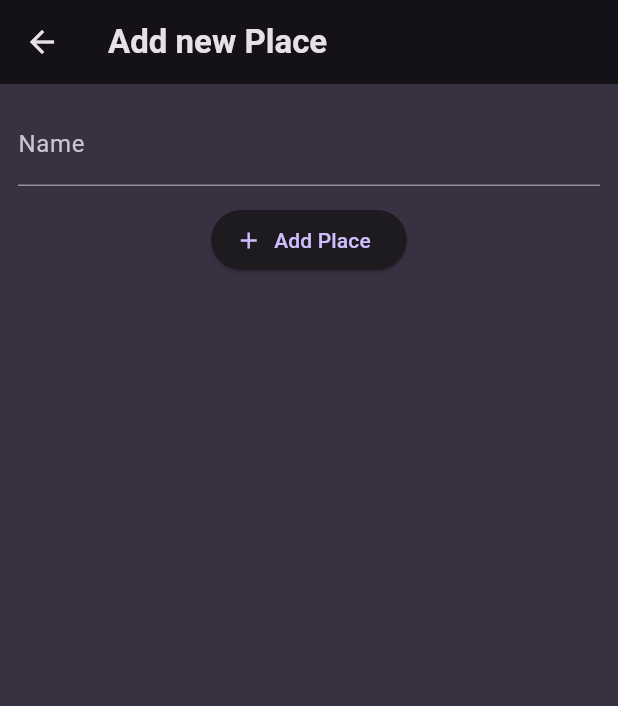
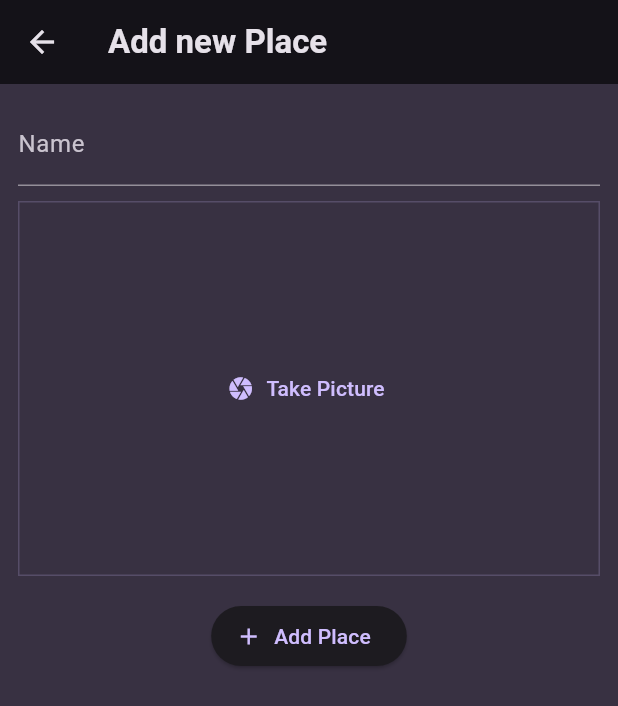
Before and after one commit to suryabanshi-janak/flutter_app, a Flutter app: the AddPlaceScreen screen opened directly, on a phone screen of 412 x 824 dp. Shown: the top 706 px of the screen. Run offline on Flutter 3.47's test engine with Material 3 defaults, Android fonts, the phone set to English and light mode, and no system bars; our stand-ins replace flutter_riverpod, google_fonts, image_picker, transparent_image.

Commit message:
favorite_places_app: image input

```diff
--- a/favorite_places_app/lib/screens/add_place.dart
+++ b/favorite_places_app/lib/screens/add_place.dart
@@ -1,3 +1,4 @@
+import 'package:favorite_places_app/widgets/image_input.dart';
 import 'package:flutter/material.dart';
 
 class AddPlaceScreen extends StatefulWidget {
@@ -37,7 +38,9 @@ class _AddPlaceScreen extends State<AddPlaceScreen> {
                 color: Theme.of(context).colorScheme.onBackground,
               ),
             ),
-            const SizedBox(height: 12),
+            const SizedBox(height: 10),
+            ImageInput(),
+            const SizedBox(height: 16),
             ElevatedButton.icon(
               onPressed: () {},
               icon: const Icon(Icons.add),
--- /dev/null
+++ b/favorite_places_app/lib/widgets/image_input.dart
@@ -0,0 +1,66 @@
+import 'dart:io';
+
+import 'package:flutter/material.dart';
+import 'package:image_picker/image_picker.dart';
+
+class ImageInput extends StatefulWidget {
+  const ImageInput({super.key});
+
+  @override
+  State<StatefulWidget> createState() {
+    return _ImageInput();
+  }
+}
+
+class _ImageInput extends State<ImageInput> {
+  File? _selectedImage;
+
+  void _takePicture() async {
+    final imagePicker = ImagePicker();
+    final pickedImage = await imagePicker.pickImage(
+      source: ImageSource.camera,
+      maxWidth: 600,
+    );
+
+    if (pickedImage == null) {
+      return;
+    }
+
+    setState(() {
+      _selectedImage = File(pickedImage.path);
+    });
+  }
+
+  @override
+  Widget build(BuildContext context) {
+    Widget content = TextButton.icon(
+      icon: const Icon(Icons.camera),
+      label: const Text('Take Picture'),
+      onPressed: _takePicture,
+    );
+
+    if (_selectedImage != null) {
+      content = GestureDetector(
+        onTap: _takePicture,
+        child: Image.file(
+          _selectedImage!,
+          width: double.infinity,
+          height: double.infinity,
+          fit: BoxFit.cover,
+        ),
+      );
+    }
+
+    return Container(
+      decoration: BoxDecoration(
+        border: Border.all(
+          color: Theme.of(context).colorScheme.primary.withOpacity(0.2),
+        ),
+      ),
+      width: double.infinity,
+      height: 250,
+      alignment: Alignment.center,
+      child: content,
+    );
+  }
+}
--- a/favorite_places_app/pubspec.yaml
+++ b/favorite_places_app/pubspec.yaml
@@ -38,6 +38,7 @@ dependencies:
   google_fonts: ^6.1.0
   uuid: ^4.3.3
   flutter_riverpod: ^2.4.10
+  image_picker: ^1.0.7
 
 dev_dependencies:
   flutter_test:
```
Also changed, not shown: favorite_places_app/pubspec.lock, 5 other files.
